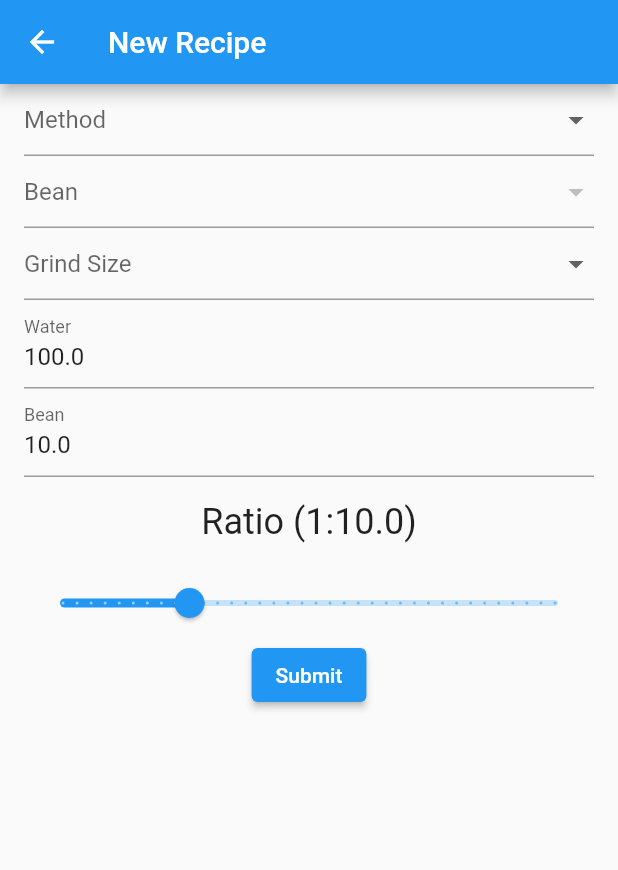
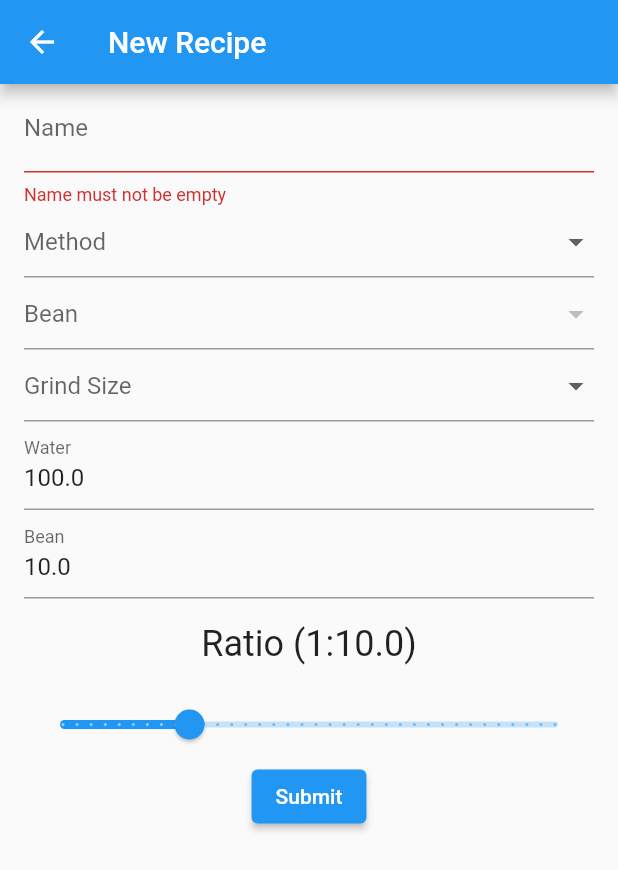
Before and after one commit to regmoraes/coffea, a Flutter app: the AddRecipePage screen opened by its route, after a tap on "Submit", on a phone screen of 412 x 824 dp. Shown: the top 870 px of the screen. Run offline on Flutter 3.47's test engine with Material 2 defaults, Android fonts, the phone set to English and light mode, and no system bars; our stand-ins replace equatable, flutter_bloc, flutter_modular, stream_transform.

Commit message:
[wip] Create recipe page

```diff
--- a/lib/recipe/recipe.dart
+++ b/lib/recipe/recipe.dart
@@ -5,6 +5,7 @@ import 'package:coffea/recipe/grind_size.dart';
 import 'package:coffea/recipe/step.dart';
 
 class Recipe {
+  final String name;
   final Method method;
   final Bean bean;
   final GrindSize grindSize;
@@ -15,6 +16,7 @@ class Recipe {
   late final Duration totalDuration;
 
   Recipe({
+    required this.name,
     required this.method,
     required this.bean,
     required this.grindSize,
@@ -22,13 +24,14 @@ class Recipe {
     required this.steps,
     required this.comments,
   }) {
-    totalDuration = steps
-        .map((step) => step.duration)
-        .reduce((totalDuration, duration) => totalDuration + duration);
+    totalDuration = steps.map((step) => step.duration).fold(
+        const Duration(seconds: 0),
+        (totalDuration, duration) => totalDuration + duration);
   }
 }
 
 class RecipeBuilder {
+  String? name;
   Method? method;
   Bean? bean;
   GrindSize? grindSize;
@@ -39,6 +42,7 @@ class RecipeBuilder {
 
   Recipe build() {
     return Recipe(
+      name: name!,
       method: method!,
       bean: bean!,
       grindSize: grindSize!,
--- a/lib/recipe/repository/local_repository.dart
+++ b/lib/recipe/repository/local_repository.dart
@@ -2,7 +2,7 @@ import 'package:coffea/application/repository.dart';
 import 'package:coffea/recipe/grind_size.dart';
 import 'package:coffea/recipe/recipe.dart';
 
-final _recipes = List<Recipe>.empty();
+final _recipes = <Recipe>[];
 
 class RecipeRepository {
   Future<List<Recipe>> findAll() async {
--- a/lib/recipe/ui/add_recipe_page.dart
+++ b/lib/recipe/ui/add_recipe_page.dart
@@ -59,6 +59,20 @@ class AddRecipePageState extends State<AddRecipePage> {
           key: _formData.formKey,
           child: Column(
             children: <Widget>[
+              TextFormField(
+                decoration: const InputDecoration(
+                  border: UnderlineInputBorder(),
+                  labelText: 'Name',
+                ),
+                onFieldSubmitted: (text) {
+                  setState(() => _formData.recipeBuilder.name = text);
+                },
+                validator: (value) {
+                  return value?.isNotEmpty == true
+                      ? null
+                      : 'Name must not be empty';
+                },
+              ),
               BlocBuilder<FindMethods, FindMethodsState>(
                 bloc: findMethods,
                 builder: (context, state) {
--- a/lib/recipe/ui/recipe_page.dart
+++ b/lib/recipe/ui/recipe_page.dart
@@ -4,16 +4,20 @@ import 'package:flutter/material.dart';
 class RecipePage extends StatelessWidget {
   final Recipe recipe;
 
-  const RecipePage({Key? key, required this.recipe}) : super(key: key);
+  const RecipePage(this.recipe, {Key? key}) : super(key: key);
 
   @override
   Widget build(BuildContext context) {
     return Scaffold(
+      appBar: AppBar(title: Text(recipe.name)),
       body: Column(
         children: [
           Text(recipe.method.name),
+          Text(recipe.bean.name),
           Text(recipe.grindSize.size),
-          Text('$recipe.totalDuration'),
+          Text(recipe.ratio.ratioFormatted),
+          Text(recipe.comments ?? ''),
+          Text('${recipe.totalDuration}'),
         ],
       ),
     );
--- a/lib/recipe/ui/recipes_page.dart
+++ b/lib/recipe/ui/recipes_page.dart
@@ -31,6 +31,12 @@ class RecipesPage extends StatelessWidget {
                   leading: Text(recipe.method.name),
                   title: Text(recipe.ratio.ratioFormatted),
                   trailing: Text('${recipe.totalDuration}'),
+                  onTap: () {
+                    Modular.to.pushNamed(
+                      '/recipe',
+                      arguments: state.recipes[index],
+                    );
+                  },
                 );
               },
             );
```
Also changed, not shown: lib/application/module.dart (+6 -2 lines).
